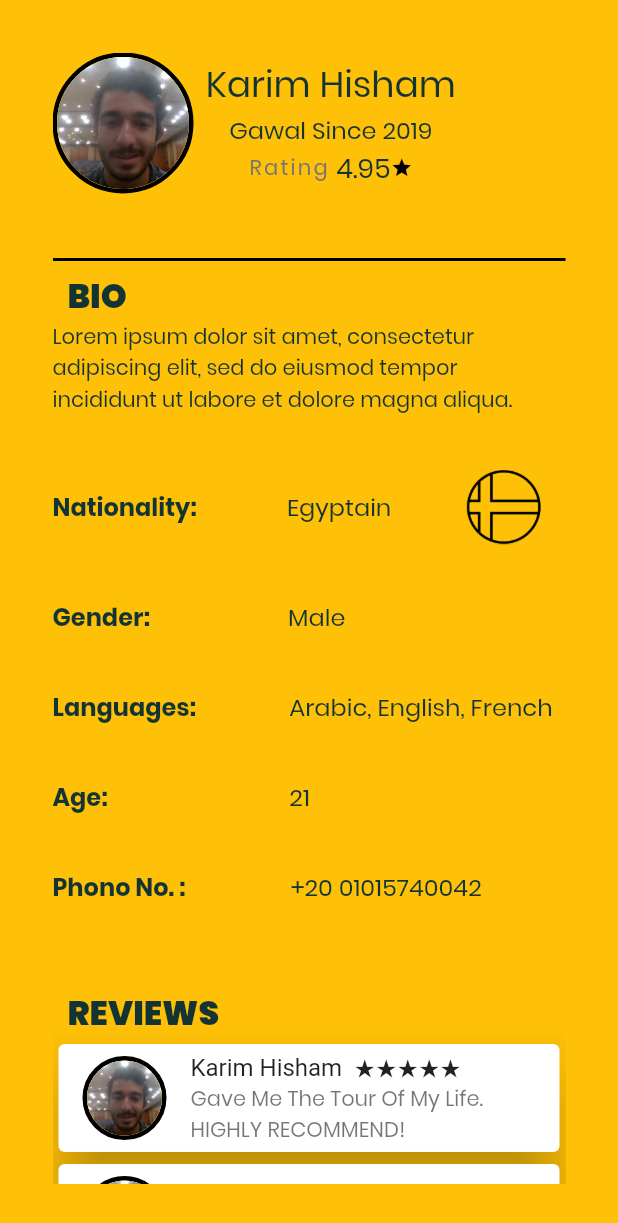
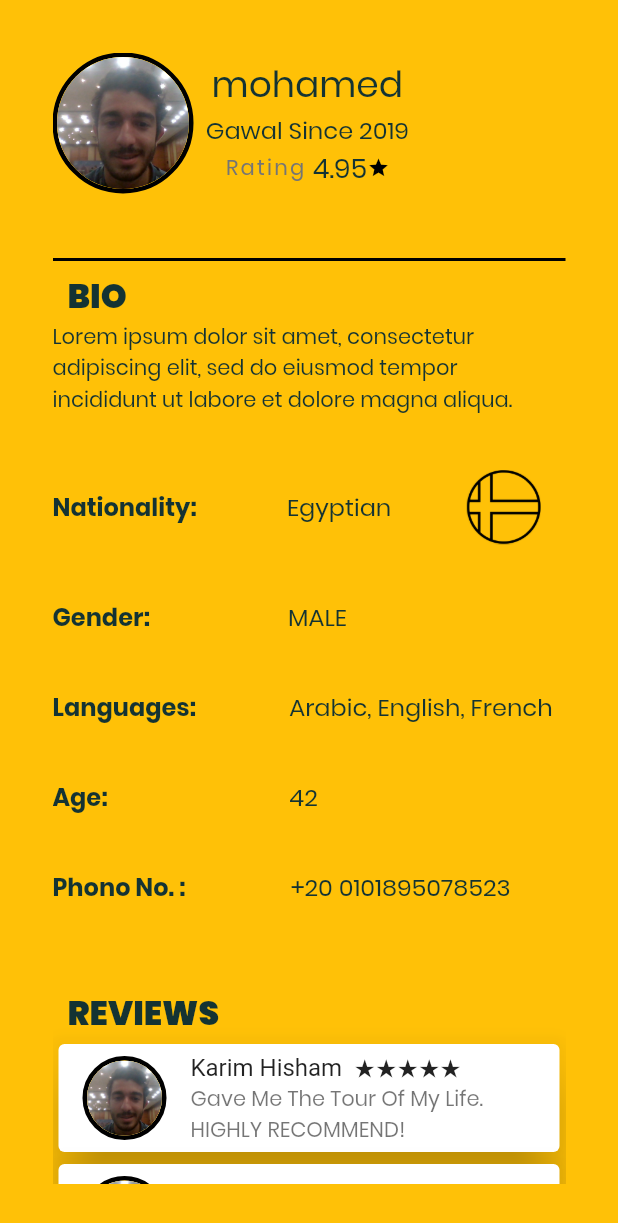
Before and after one commit to mohGhazala96/gawla, a Flutter app: the screen it shows after launch, on a phone screen of 412 x 824 dp. Shown: the top 1223 px of the screen. Run offline on Flutter 3.47's test engine with Material 2 defaults, Android fonts, the phone set to English and light mode, and no system bars; our stand-ins replace animated_text_kit, font_awesome_flutter.

Commit message:
Updated Data in Profile Pages To Use DummyData

```diff
--- a/lib/data/DUMMYDATA.dart
+++ b/lib/data/DUMMYDATA.dart
@@ -12,7 +12,7 @@ class Data extends ChangeNotifier {
       nationality: "Egyptian",
       age: 42,
       gender: true,
-      phoneNumber: "+20101895078523",
+      phoneNumber: "0101895078523",
       experience: "enter experienece here",
       languages: ["Arabic", "English", "Spanish"],
       rating: 5,
@@ -25,7 +25,7 @@ class Data extends ChangeNotifier {
       nationality: "German",
       age: 35,
       gender: true,
-      phoneNumber: "+4901835463",
+      phoneNumber: "901835463",
       experience: "enter experienece here",
       languages: ["Deutsch", "English", "Spanish"],
       rating: 4,
@@ -80,9 +80,11 @@ class Data extends ChangeNotifier {
         description: "Enter Description here",
         meetingPoint: "tahrir",
         language: "English",
-        price: 150                                                ,
+        price: 150,
         peopleAllowed: 5,
-        pictures: ['images/The-Museum-of-Egyptian-Antiquities-also-known-as-The-Egyptian-Museum.jpg'])
+        pictures: [
+          'images/The-Museum-of-Egyptian-Antiquities-also-known-as-The-Egyptian-Museum.jpg'
+        ])
   ];
 
   void addTour() {
--- a/lib/main.dart
+++ b/lib/main.dart
@@ -56,7 +56,7 @@ class MyApp extends StatelessWidget {
           // home: CategoriesScreen(),
           initialRoute: 'tourguide-tourguide-profile-screen', // default is '/'
           routes: {
-            '/': (ctx) => ToursTouristScreen(),
+            '/': (ctx) => SignIn(),
             AddTourScreen.routeName: (ctx) => AddTourScreen(),
             ChatScreen.routeName: (ctx) => ChatScreen(),
             InboxScreen.routeName: (ctx) => InboxScreen(),
--- a/lib/screens/tourguide/tourguide_profile_screen.dart
+++ b/lib/screens/tourguide/tourguide_profile_screen.dart
@@ -1,5 +1,6 @@
 import 'package:flutter/material.dart';
-import 'package:font_awesome_flutter/font_awesome_flutter.dart';
+import 'package:provider/provider.dart';
+import 'package:gawla/data/DUMMYDATA.dart';
 
 class TourGuideTourGuideProfileScreen extends StatelessWidget {
   static const routeName = 'tourguide-tourguide-profile-screen';
@@ -13,6 +14,12 @@ class TourGuideTourGuideProfileScreen extends StatelessWidget {
 
   @override
   Widget build(BuildContext context) {
+    final tourguideId = '1TourGuide';
+    final tourguide =
+        Provider.of<Data>(context).DUMMY_TOURGUIDES.where((tourguide) {
+      return tourguide.profileID == tourguideId;
+    }).toList()[0];
+
     return SafeArea(
       child: Scaffold(
         backgroundColor: Colors.amber,
@@ -45,7 +52,7 @@ class TourGuideTourGuideProfileScreen extends StatelessWidget {
                         Column(
                           children: <Widget>[
                             Text(
-                              'Karim Hisham',
+                              tourguide.name,
                               style: TextStyle(fontSize: 24.0),
                             ),
                             Text(
@@ -116,7 +123,7 @@ class TourGuideTourGuideProfileScreen extends StatelessWidget {
                           width: 60.0,
                         ),
                         Text(
-                          'Egyptain',
+                          tourguide.nationality,
                           style: TextStyle(fontSize: 16.0),
                         ),
                         SizedBox(
@@ -143,7 +150,7 @@ class TourGuideTourGuideProfileScreen extends StatelessWidget {
                           width: 92.0,
                         ),
                         Text(
-                          'Male',
+                          tourguide.gender ? 'MALE' : 'FEMALE',
                           style: TextStyle(fontSize: 16.0),
                         ),
                       ],
@@ -181,7 +188,7 @@ class TourGuideTourGuideProfileScreen extends StatelessWidget {
                           width: 121.0,
                         ),
                         Text(
-                          '21',
+                          tourguide.age.toString(),
                           style: TextStyle(fontSize: 16.0),
                         ),
                       ],
@@ -200,7 +207,7 @@ class TourGuideTourGuideProfileScreen extends StatelessWidget {
                           width: 70.0,
                         ),
                         Text(
-                          '+20 01015740042',
+                          '+20 ${tourguide.phoneNumber}',
                           style: TextStyle(fontSize: 16.0),
                         ),
                       ],
--- a/lib/screens/tourist/signup_tourist_screen.dart
+++ b/lib/screens/tourist/signup_tourist_screen.dart
@@ -1,6 +1,7 @@
 import 'package:flutter/material.dart';
 import 'package:gawla/screens/common/signin_screen.dart';
 import 'package:gawla/screens/tourist/tourist_homepage_screen.dart';
+import 'package:animated_text_kit/animated_text_kit.dart';
 
 class SignUpTouristScreen extends StatefulWidget {
   static const routeName = 'signup_tourist_screen';
--- a/pubspec.yaml
+++ b/pubspec.yaml
@@ -12,6 +12,7 @@ dependencies:
   cupertino_icons: ^0.1.2
   provider: ^3.1.0
   font_awesome_flutter: ^8.5.0
+  animated_text_kit: ^1.3.1
 
 dev_dependencies:
   flutter_test:
```
Also changed, not shown: lib/screens/tourist/tourguide_profile_screen.dart (+12 -3 lines), lib/screens/tourist/tourist_profile_screen.dart (+7 -9 lines), pubspec.lock.
